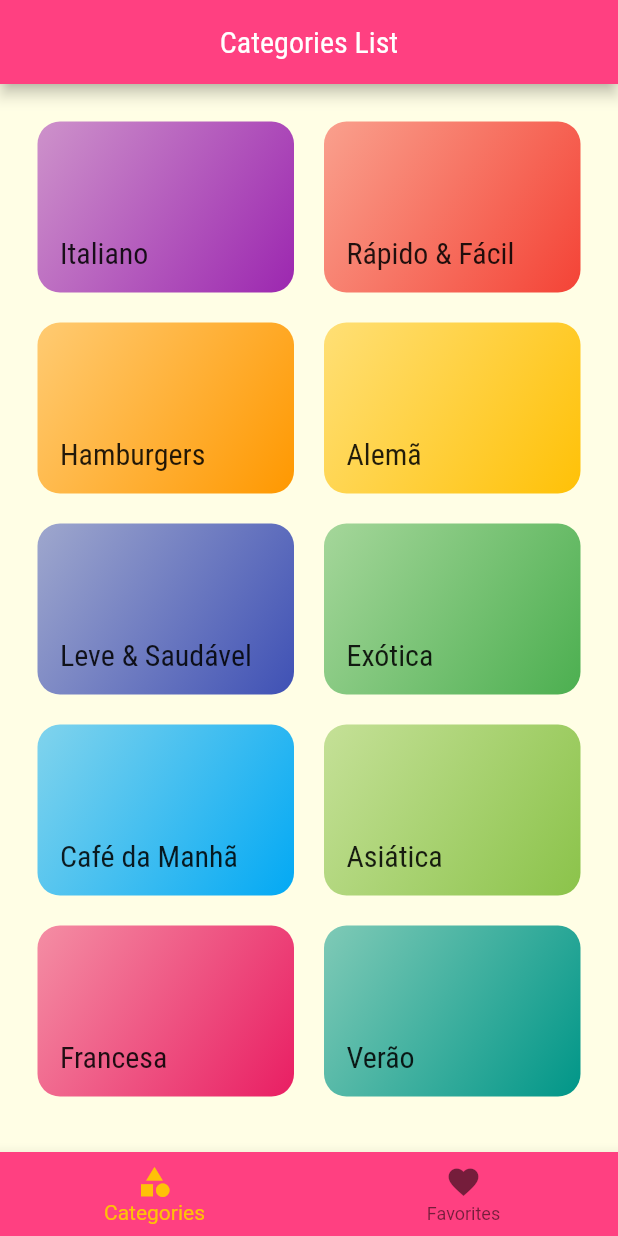
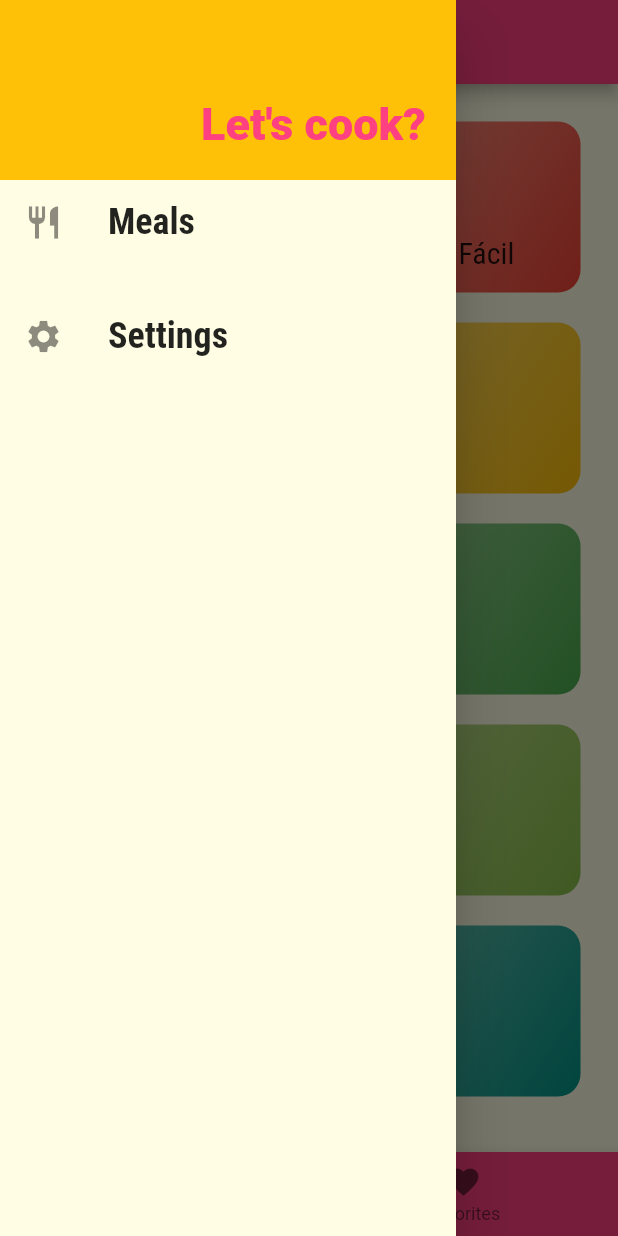
Before and after one commit to caiovcruz/meals, a Flutter app: the screen it shows after launch, with the side drawer open (before the commit the screen has no drawer), on a phone screen of 412 x 824 dp. Run offline on Flutter 3.47's test engine with Material 2 defaults, Android fonts, the phone set to English and light mode, and no system bars.

Commit message:
Implementing settings feature

```diff
--- /dev/null
+++ b/lib/components/main_drawer.dart
@@ -0,0 +1,64 @@
+import 'package:flutter/material.dart';
+
+import '../utils/app_routes.dart';
+
+class MainDrawer extends StatelessWidget {
+  const MainDrawer({Key? key}) : super(key: key);
+
+  Widget _createItem(IconData icon, String label, Function onTap) {
+    return ListTile(
+      leading: Icon(
+        icon,
+        size: 26,
+      ),
+      title: Text(
+        label,
+        style: const TextStyle(
+          fontFamily: 'RobotoCondensed',
+          fontSize: 24,
+          fontWeight: FontWeight.bold,
+        ),
+      ),
+      onTap: () => onTap(),
+    );
+  }
+
+  @override
+  Widget build(BuildContext context) {
+    return Drawer(
+      child: Column(
+        children: [
+          Container(
+            height: 120,
+            width: double.infinity,
+            padding: const EdgeInsets.all(20),
+            color: Theme.of(context).colorScheme.secondary,
+            alignment: Alignment.bottomRight,
+            child: Text(
+              'Let\'s cook?',
+              style: TextStyle(
+                fontWeight: FontWeight.w900,
+                fontSize: 30,
+                color: Theme.of(context).colorScheme.primary,
+              ),
+            ),
+          ),
+          _createItem(
+            Icons.restaurant,
+            'Meals',
+            () => Navigator.of(context).pushReplacementNamed(AppRoutes.home),
+          ),
+          const SizedBox(
+            height: 20,
+          ),
+          _createItem(
+            Icons.settings,
+            'Settings',
+            () =>
+                Navigator.of(context).pushReplacementNamed(AppRoutes.settings),
+          ),
+        ],
+      ),
+    );
+  }
+}
--- a/lib/main.dart
+++ b/lib/main.dart
@@ -1,9 +1,13 @@
 import 'package:flutter/material.dart';
 import 'package:meals/screens/category_meal_detail_screen.dart';
 
+import 'data/dummy_data.dart';
+import 'models/meal.dart';
+import 'models/settings.dart';
 import 'screens/category_meals_screen.dart';
 import 'screens/categories_screen.dart';
 import 'screens/favorites_screen.dart';
+import 'screens/settings_screen.dart';
 import 'screens/tabs_screen.dart';
 import 'utils/app_routes.dart';
 
@@ -11,12 +15,38 @@ void main() {
   runApp(const MyApp());
 }
 
-class MyApp extends StatelessWidget {
+class MyApp extends StatefulWidget {
   const MyApp({Key? key}) : super(key: key);
+
+  @override
+  State<MyApp> createState() => _MyAppState();
+}
+
+class _MyAppState extends State<MyApp> {
+  Settings settings = Settings();
+  List<Meal> _availableMeals = dummyMeals;
+
+  void _filterMeals(Settings settings) {
+    setState(() {
+      this.settings = settings;
+      _availableMeals = dummyMeals.where((meal) {
+        final filterGluten = settings.isGlutenFree && !meal.isGlutenFree;
+        final filterLactose = settings.isLactoseFree && !meal.isLactoseFree;
+        final filterVegan = settings.isVegan && !meal.isVegan;
+        final filterVegetarian = settings.isVegetarian && !meal.isVegetarian;
+
+        return !filterGluten &&
+            !filterLactose &&
+            !filterVegan &&
+            !filterVegetarian;
+      }).toList();
+    });
+  }
 
   @override
   Widget build(BuildContext context) {
     return MaterialApp(
+      debugShowCheckedModeBanner: false,
       title: 'Let\'s cook?',
       theme: ThemeData(
         colorScheme: Theme.of(context).colorScheme.copyWith(
@@ -36,9 +66,12 @@ class MyApp extends StatelessWidget {
       routes: {
         AppRoutes.home: (_) => const TabsScreen(),
         AppRoutes.categories: (_) => const CategoriesScreen(),
-        AppRoutes.categoryMeals: (_) => const CategoryMealsScreen(),
+        AppRoutes.categoryMeals: (_) =>
+            CategoryMealsScreen(meals: _availableMeals),
         AppRoutes.categoryMealDetail: (_) => const CategoryMealDetailScreen(),
         AppRoutes.favorites: (_) => const FavoritesScreen(),
+        AppRoutes.settings: (_) =>
+            SettingsScreen(settings: settings, onSettingsChanged: _filterMeals),
       },
     );
   }
--- /dev/null
+++ b/lib/models/settings.dart
@@ -0,0 +1,13 @@
+class Settings {
+  bool isGlutenFree;
+  bool isLactoseFree;
+  bool isVegan;
+  bool isVegetarian;
+
+  Settings({
+    this.isGlutenFree = false,
+    this.isLactoseFree = false,
+    this.isVegan = false,
+    this.isVegetarian = false,
+  });
+}
--- a/lib/screens/category_meals_screen.dart
+++ b/lib/screens/category_meals_screen.dart
@@ -3,17 +3,21 @@ import 'package:flutter/material.dart';
 import '../components/category_meal_item.dart';
 import '../data/dummy_data.dart';
 import '../models/category.dart';
+import '../models/meal.dart';
 
 class CategoryMealsScreen extends StatelessWidget {
+  final List<Meal> meals;
+
   const CategoryMealsScreen({
     Key? key,
+    required this.meals,
   }) : super(key: key);
 
   @override
   Widget build(BuildContext context) {
     final category = ModalRoute.of(context)?.settings.arguments as Category;
 
-    final categoryMeals = dummyMeals.where((meal) {
+    final categoryMeals = meals.where((meal) {
       return meal.categories.contains(category.id);
     }).toList();
 
--- /dev/null
+++ b/lib/screens/settings_screen.dart
@@ -0,0 +1,104 @@
+import 'package:flutter/material.dart';
+
+import '../components/main_drawer.dart';
+import '../models/settings.dart';
+
+class SettingsScreen extends StatefulWidget {
+  final Settings settings;
+  final Function(Settings) onSettingsChanged;
+
+  const SettingsScreen({
+    Key? key,
+    required this.onSettingsChanged,
+    required this.settings,
+  }) : super(key: key);
+
+  @override
+  State<SettingsScreen> createState() => _SettingsScreenState();
+}
+
+class _SettingsScreenState extends State<SettingsScreen> {
+  late Settings settings;
+
+  @override
+  void initState() {
+    super.initState();
+    settings = widget.settings;
+  }
+
+  Widget _createSwitch(
+    String title,
+    String subtitle,
+    bool value,
+    Function(bool) onChanged,
+  ) {
+    return SwitchListTile.adaptive(
+      title: Text(title),
+      subtitle: Text(subtitle),
+      value: value,
+      onChanged: (value) {
+        onChanged(value);
+        widget.onSettingsChanged(settings);
+      },
+    );
+  }
+
+  @override
+  Widget build(BuildContext context) {
+    return Scaffold(
+      drawer: const MainDrawer(),
+      appBar: AppBar(
+        title: const Text('Settings'),
+      ),
+      body: Column(
+        children: [
+          Container(
+            padding: const EdgeInsets.all(20),
+            child: Text(
+              'Settings',
+              style: Theme.of(context).textTheme.headline6,
+            ),
+          ),
+          Expanded(
+            child: ListView(
+              children: [
+                _createSwitch(
+                  'Gluten Free',
+                  'Only displays gluten-free meals!',
+                  settings.isGlutenFree,
+                  (value) => setState(() {
+                    settings.isGlutenFree = value;
+                  }),
+                ),
+                _createSwitch(
+                  'Lactose Free',
+                  'Only displays lactose-free meals!',
+                  settings.isLactoseFree,
+                  (value) => setState(() {
+                    settings.isLactoseFree = value;
+                  }),
+                ),
+                _createSwitch(
+                  'Vegan',
+                  'Only displays vegan meals!',
+                  settings.isVegan,
+                  (value) => setState(() {
+                    settings.isVegan = value;
+                  }),
+                ),
+                _createSwitch(
+                  'Vegetarian',
+                  'Only displays vegatarian meals!',
+                  settings.isVegetarian,
+                  (value) => setState(() {
+                    settings.isVegetarian = value;
+                  }),
+                ),
+              ],
+            ),
+          ),
+        ],
+      ),
+    );
+  }
+}
--- a/lib/screens/tabs_screen.dart
+++ b/lib/screens/tabs_screen.dart
@@ -1,5 +1,6 @@
 import 'package:flutter/material.dart';
 
+import '../components/main_drawer.dart';
 import 'categories_screen.dart';
 import 'favorites_screen.dart';
 
@@ -26,6 +27,7 @@ class _TabsScreenState extends State<TabsScreen> {
   @override
   Widget build(BuildContext context) {
     return Scaffold(
+      drawer: const MainDrawer(),
       appBar: AppBar(
         title: Text(_screens[_selectedScreenIndex]['title'] as String),
       ),
--- a/lib/utils/app_routes.dart
+++ b/lib/utils/app_routes.dart
@@ -4,4 +4,5 @@ class AppRoutes {
   static const categoryMeals = 'category-meals';
   static const categoryMealDetail = 'category-meal-detail';
   static const favorites = 'favorites';
+  static const settings = 'settings';
 }
```
Also changed, not shown: lib/screens/category_meal_detail_screen.dart (+16 -0 lines).
